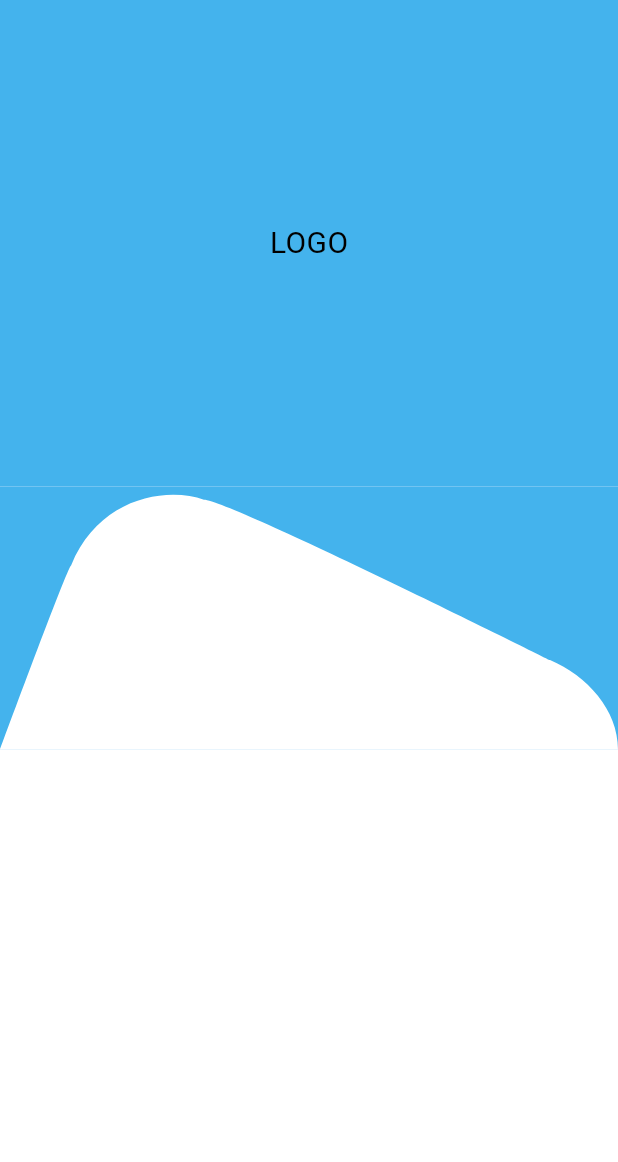
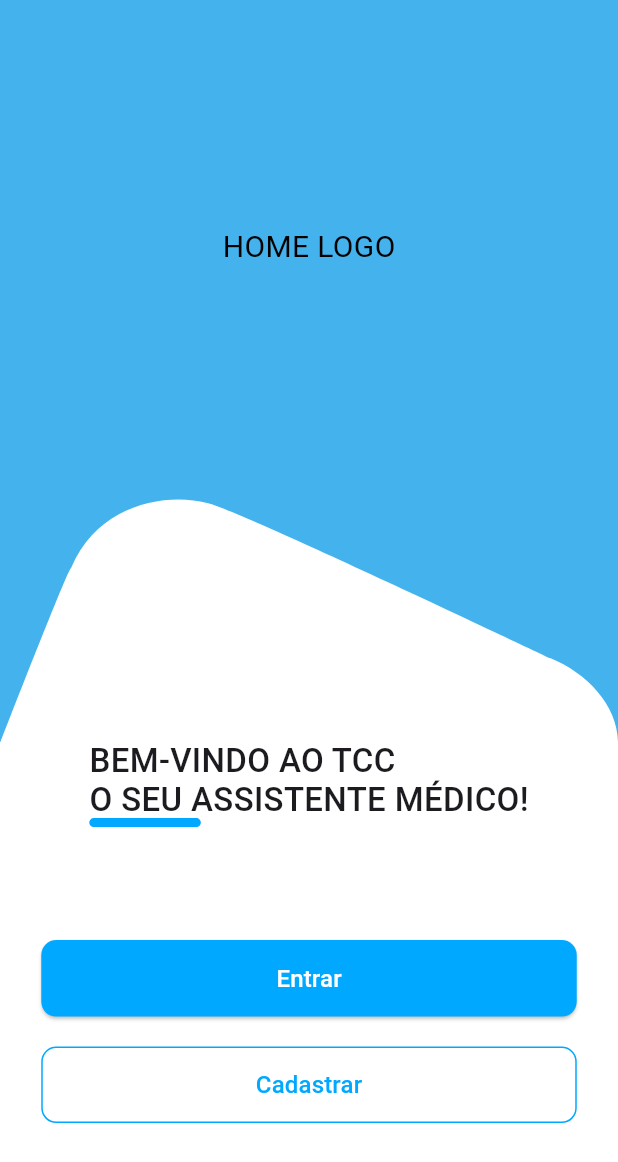
Before and after one commit to Alan-Roza/tcc-medicine-management, a Flutter app: the screen it shows after launch, on a phone screen of 412 x 824 dp. Shown: the top 1162 px of the screen. Run offline on Flutter 3.47's test engine with Material 3 defaults, Android fonts, the phone set to English and light mode, and no system bars; our stand-ins replace flutter_mobx, go_router, mobx; generated files the repository leaves out were written again.

Commit message:
feat: add home unauth login; adjust routes

```diff
--- a/lib/app/core/routes/app_routes.dart
+++ b/lib/app/core/routes/app_routes.dart
@@ -2,27 +2,66 @@ import 'package:flutter/material.dart';
 import 'package:go_router/go_router.dart';
 import 'package:tcc_medicine_management/app/modules/medicine/presentation/pages/medicine_stock_view_form_page.dart';
 import 'package:tcc_medicine_management/app/modules/medicine/presentation/pages/medicine_stock_list_page.dart';
+import 'package:tcc_medicine_management/app/modules/unauth/presentation/pages/unauth_home_page.dart';
 import 'package:tcc_medicine_management/app/modules/unauth/presentation/pages/unauth_login_page.dart';
 
-final GoRouter appRouter = GoRouter (
+// final GoRouter appRouter = GoRouter (
+//   routes: <RouteBase>[
+//     GoRoute(
+//       path: '/',
+//       builder: (BuildContext context, GoRouterState state) {
+//         return const UnauthLoginPage();
+//       },
+//     ),
+//     GoRoute(
+//       path: '/medicine-stock-list',
+//       builder: (BuildContext context, GoRouterState state) {
+//         return const MedicineStockListPage();
+//       },
+//     ),
+//      GoRoute(
+//       path: '/medicine-stock-form',
+//       builder: (BuildContext context, GoRouterState state) {
+//         return const MedicineStockFormPage();
+//       },
+//     )
+//   ]
+// );
+
+final GoRouter appRouter = GoRouter(
   routes: <RouteBase>[
     GoRoute(
       path: '/',
       builder: (BuildContext context, GoRouterState state) {
-        return const UnauthLoginPage();
+        // Return a placeholder widget. The actual widget will be determined by the subroutes.
+        return const UnauthHomePage();
       },
+      routes: [
+        GoRoute(
+          path: 'login',
+          builder: (BuildContext context, GoRouterState state) {
+            return const UnauthLoginPage();
+          },
+        ),
+        // Add more unauthenticated routes here.
+      ],
     ),
     GoRoute(
       path: '/medicine-stock-list',
+      name: 'MedicineStockList',
       builder: (BuildContext context, GoRouterState state) {
         return const MedicineStockListPage();
       },
+      routes: [
+        GoRoute(
+          path: 'medicine-stock-form',
+          name: 'MedicineStockForm',
+          builder: (BuildContext context, GoRouterState state) {
+            return const MedicineStockFormPage();
+          },
+        ),
+        // Add more authenticated routes here.
+      ],
     ),
-     GoRoute(
-      path: '/medicine-stock-form',
-      builder: (BuildContext context, GoRouterState state) {
-        return const MedicineStockFormPage();
-      },
-    )
-  ]
+  ],
 );
--- /dev/null
+++ b/lib/app/modules/unauth/presentation/pages/unauth_home_page.dart
@@ -0,0 +1,208 @@
+import 'package:flutter/material.dart';
+import 'package:flutter/widgets.dart';
+import 'package:go_router/go_router.dart';
+
+class UnauthHomePage extends StatelessWidget {
+  const UnauthHomePage({super.key});
+
+  @override
+  Widget build(BuildContext context) {
+    double width = MediaQuery.of(context).size.width;
+    double height = MediaQuery.of(context).size.height;
+
+    return Scaffold(
+      backgroundColor: const Color(0xFF44B3ED),
+      body: Column(
+        children: [
+          Expanded(
+            child: Container(
+              color: const Color(0xFF44B3ED),
+              child: const Center(
+                child: Text(
+                  'HOME LOGO',
+                  style: TextStyle(
+                    color: Color.fromARGB(255, 0, 0, 0),
+                    fontSize: 20,
+                  ),
+                ),
+              ),
+            ),
+          ),
+          SizedBox(
+            height: height / 5.toDouble(), // Set this to a suitable value
+            child: Stack(
+              children: [
+                Positioned(
+                  top: -1,
+                  bottom: -1,
+                  left: 0,
+                  right: 0,
+                  child: Container(
+                    color: const Color(0xFF44B3ED),
+                    child: CustomPaint(
+                      size: Size(width, height / 5.toDouble()),
+                      painter: MyPainter(),
+                    ),
+                  ),
+                ),
+              ],
+            ),
+          ),
+          Expanded(
+            child: SizedBox(
+              // Set this to a suitable value
+              child: Stack(
+                children: [
+                  Positioned(
+                    top: -1,
+                    bottom: 0,
+                    left: 0,
+                    right: 0,
+                    child: Container(
+                      padding: const EdgeInsetsDirectional.only(
+                        start: 20,
+                        end: 20,
+                      ),
+                      width: MediaQuery.of(context).size.width * 0.75,
+                      color: Colors.white,
+                      child: Column(
+                        mainAxisAlignment: MainAxisAlignment.center,
+                        children: [
+                          LayoutBuilder(
+                            builder: (BuildContext context,
+                                BoxConstraints constraints) {
+                              return Column(
+                                crossAxisAlignment: CrossAxisAlignment.start,
+                                children: [
+                                  Text(
+                                    'bem-vindo ao tcc \no seu assistente médico!'
+                                        .toUpperCase(),
+                                    style: const TextStyle(
+                                        fontSize: 22,
+                                        fontFamily:
+                                            'Roboto', // Set the font family to Roboto
+                                        fontWeight: FontWeight.w500,
+                                        height: 1.2),
+                                  ),
+                                  Container(
+                                    width: constraints.maxWidth / 5,
+                                    height: 6,
+                                    decoration: BoxDecoration(
+                                      color: const Color(0xFF00A8FF),
+                                      border: Border.all(
+                                        color: const Color(
+                                            0xFF00A8FF), // Set border color
+                                        width: 2, // Set border width
+                                      ),
+                                      borderRadius: BorderRadius.circular(
+                                          10), // Add a border radius
+                                    ),
+                                  )
+                                ],
+                              );
+                            },
+                          ),
+                          Expanded(child: Container()),
+                          ElevatedButton(
+                            style: ElevatedButton.styleFrom(
+                              foregroundColor: Colors.white,
+                              backgroundColor: const Color(
+                                  0xFF00A8FF), // Set the text color to white
+                              shape: RoundedRectangleBorder(
+                                borderRadius: BorderRadius.circular(
+                                    10), // Set the border radius to 10 pixels
+                              ),
+                            ),
+                            onPressed: () {
+                              context.goNamed('MedicineStockList');
+                            },
+                            child: Container(
+                              width: MediaQuery.of(context).size.width * 0.75,
+                              height:
+                                  51, // Set the width to 80% of the screen width
+                              alignment: Alignment.center, // Center the text
+                              child: const Text(
+                                'Entrar',
+                                style: TextStyle(
+                                  fontSize:
+                                      16, // Set the font size to 16 pixels
+                                ),
+                              ),
+                            ),
+                          ),
+                          const SizedBox(height: 20),
+                          ElevatedButton(
+                            style: ElevatedButton.styleFrom(
+                              elevation: 0,
+                              side: const BorderSide(
+                                color: Color(0xFF00A8FF),
+                                width: 1,
+                              ),
+                              backgroundColor: Colors.white,
+                              foregroundColor: const Color(
+                                  0xFF00A8FF), // Set the text color to white
+                              shape: RoundedRectangleBorder(
+                                borderRadius: BorderRadius.circular(
+                                    10), // Set the border radius to 10 pixels
+                              ),
+                            ),
+                            onPressed: () {
+                              context.goNamed('MedicineStockList');
+                            },
+                            child: Container(
+                              width: MediaQuery.of(context).size.width * 0.75,
+                              height:
+                                  51, // Set the width to 80% of the screen width
+                              alignment: Alignment.center, // Center the text
+                              child: const Text(
+                                'Cadastrar',
+                                style: TextStyle(
+                                  fontSize:
+                                      16, // Set the font size to 16 pixels
+                                ),
+                              ),
+                            ),
+                          ),
+                          Expanded(child: Container()),
+                        ],
+                      ),
+                    ),
+                  ),
+                ],
+              ),
+            ),
+          ),
+        ],
+      ),
+    );
+  }
+}
+
+class MyPainter extends CustomPainter {
+  @override
+  void paint(Canvas canvas, Size size) {
+    Paint paint = Paint();
+    Path path = Path();
+
+    paint.color = Colors.white;
+    path = Path();
+    path.lineTo(0, size.height);
+    path.cubicTo(0, size.height, 0, size.height, 0, size.height);
+    path.cubicTo(0, size.height, size.width * 0.11, size.height * 0.3,
+        size.width * 0.115, size.height * 0.3);
+    path.cubicTo(size.width * 0.16, size.height * 0.04, size.width * 0.27,
+        -0.07, size.width * 0.335, size.height * 0.04);
+    path.cubicTo(size.width * 0.37, size.height * 0.05, size.width * 0.89,
+        size.height * 0.66, size.width * 0.89, size.height * 0.66);
+    path.cubicTo(size.width * 0.95, size.height * 0.72, size.width,
+        size.height * 0.85, size.width, size.height);
+    path.cubicTo(size.width, size.height, 0, size.height, 0, size.height);
+    path.cubicTo(0, size.height, 0, size.height, 0, size.height);
+    canvas.drawPath(path, paint);
+  }
+
+  @override
+  bool shouldRepaint(CustomPainter oldDelegate) {
+    return true;
+  }
+}
--- a/lib/app/modules/unauth/presentation/pages/unauth_login_page.dart
+++ b/lib/app/modules/unauth/presentation/pages/unauth_login_page.dart
@@ -28,10 +28,7 @@ class UnauthLoginPage extends StatelessWidget {
           Container(
             color: const Color(0xFF44B3ED),
             child: CustomPaint(
-              size: Size(
-                  width,
-                  height/4.7
-                      .toDouble()),
+              size: Size(width, height / 4.7.toDouble()),
               painter: MyPainter(),
             ),
           ),
@@ -61,15 +58,18 @@ class UnauthLoginPage extends StatelessWidget {
     Paint paint = Paint();
     Path path = Path();
 
-
     paint.color = Colors.white;
     path = Path();
     path.lineTo(0, size.height);
     path.cubicTo(0, size.height, 0, size.height, 0, size.height);
-      path.cubicTo(0, size.height, size.width * 0.11, size.height * 0.3, size.width * 0.115, size.height * 0.3);
-      path.cubicTo(size.width * 0.16, size.height * 0.04, size.width * 0.27, -0.07, size.width * 0.33, size.height * 0.05);
-      path.cubicTo(size.width * 0.37, size.height * 0.05, size.width * 0.89, size.height * 0.66, size.width * 0.89, size.height * 0.66);
-      path.cubicTo(size.width * 0.95, size.height * 0.72, size.width, size.height * 0.85, size.width, size.height);
+    path.cubicTo(0, size.height, size.width * 0.11, size.height * 0.3,
+        size.width * 0.115, size.height * 0.3);
+    path.cubicTo(size.width * 0.16, size.height * 0.04, size.width * 0.27,
+        -0.07, size.width * 0.335, size.height * 0.04);
+    path.cubicTo(size.width * 0.37, size.height * 0.05, size.width * 0.89,
+        size.height * 0.66, size.width * 0.89, size.height * 0.66);
+    path.cubicTo(size.width * 0.95, size.height * 0.72, size.width,
+        size.height * 0.85, size.width, size.height);
     path.cubicTo(size.width, size.height, 0, size.height, 0, size.height);
     path.cubicTo(0, size.height, 0, size.height, 0, size.height);
     canvas.drawPath(path, paint);
--- a/lib/app/shared/widgets/step_progress_view.dart
+++ b/lib/app/shared/widgets/step_progress_view.dart
@@ -1,4 +1,3 @@
-import 'package:flutter/cupertino.dart';
 import 'package:flutter/material.dart';
 
 class StepProgressView extends StatelessWidget {
@@ -93,7 +92,7 @@ class StepProgressView extends StatelessWidget {
         Text(
           text,
           style: const TextStyle(
-            color: Color(0x000000),
+            color: Color(0x00000000),
           ),
         ),
       );
```
Also changed, not shown: flutter_01.png (added). Lines whose indentation alone changed are shown as unchanged.
